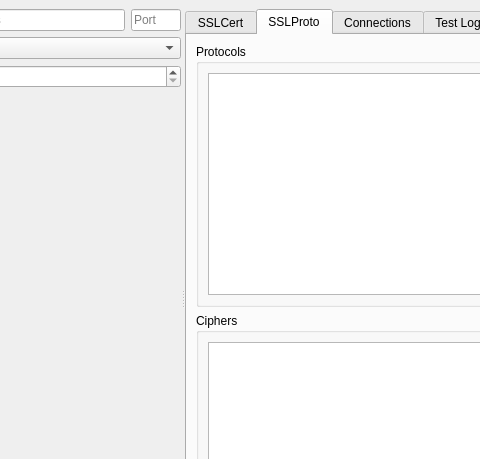
Above: ui/main.ui from abbbe/sslcaudit before the change; both pictures show x 170 to 650 and y 0 to 459 of the 800 by 600 pixel window. Below: the same form after it.
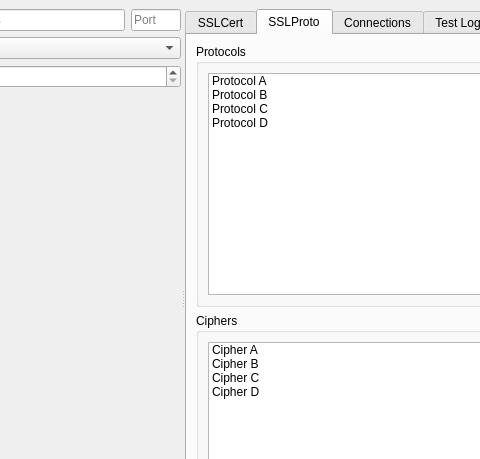
That is the form after the change. The open tabs and pages were chosen to show the change.

Commit message: Implemented cipher/protocol enabling and disabling. Added an icon to the Copy to Clipboard button. Changed the Log from QTextBrowser -> QListView.

```diff
--- a/ui/main.ui
+++ b/ui/main.ui
@@ -381,7 +381,28 @@
          </property>
          <layout class="QGridLayout" name="gridLayout_4">
           <item row="0" column="0">
-           <widget class="QListWidget" name="listWidget"/>
+           <widget class="QListWidget" name="protocolList">
+            <item>
+             <property name="text">
+              <string>Protocol A</string>
+             </property>
+            </item>
+            <item>
+             <property name="text">
+              <string>Protocol B</string>
+             </property>
+            </item>
+            <item>
+             <property name="text">
+              <string>Protocol C</string>
+             </property>
+            </item>
+            <item>
+             <property name="text">
+              <string>Protocol D</string>
+             </property>
+            </item>
+           </widget>
           </item>
          </layout>
         </widget>
@@ -393,7 +414,28 @@
          </property>
          <layout class="QGridLayout" name="gridLayout_5">
           <item row="0" column="0">
-           <widget class="QListWidget" name="listWidget_2"/>
+           <widget class="QListWidget" name="cipherList">
+            <item>
+             <property name="text">
+              <string>Cipher A</string>
+             </property>
+            </item>
+            <item>
+             <property name="text">
+              <string>Cipher B</string>
+             </property>
+            </item>
+            <item>
+             <property name="text">
+              <string>Cipher C</string>
+             </property>
+            </item>
+            <item>
+             <property name="text">
+              <string>Cipher D</string>
+             </property>
+            </item>
+           </widget>
           </item>
          </layout>
         </widget>
@@ -431,6 +473,9 @@
          </property>
         </widget>
        </item>
+       <item row="0" column="0">
+        <widget class="QListWidget" name="listWidget"/>
+       </item>
       </layout>
      </widget>
      <widget class="QWidget" name="tab_5">
```
Left out of the diff: 5 changed lines with no effect on the pictures. The commit also changes 2 other files.
